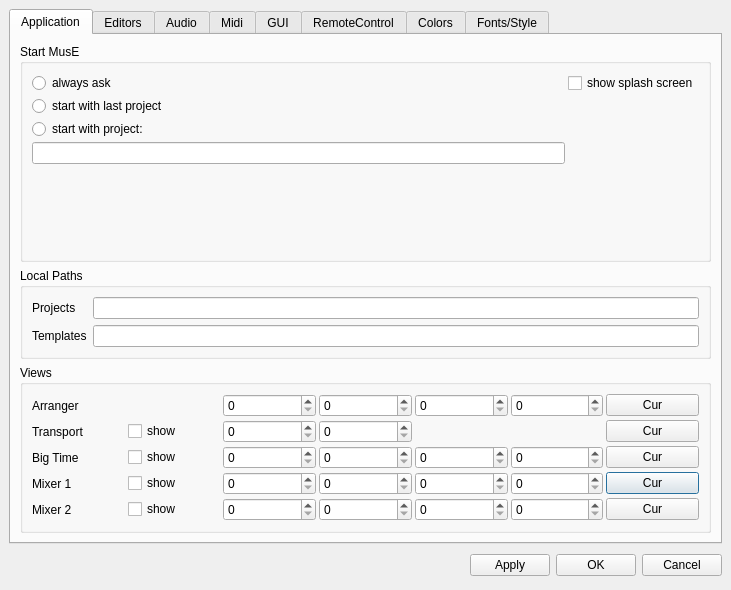
Old version of the form muse/muse/preferences.ui in the repository emrum/muse.
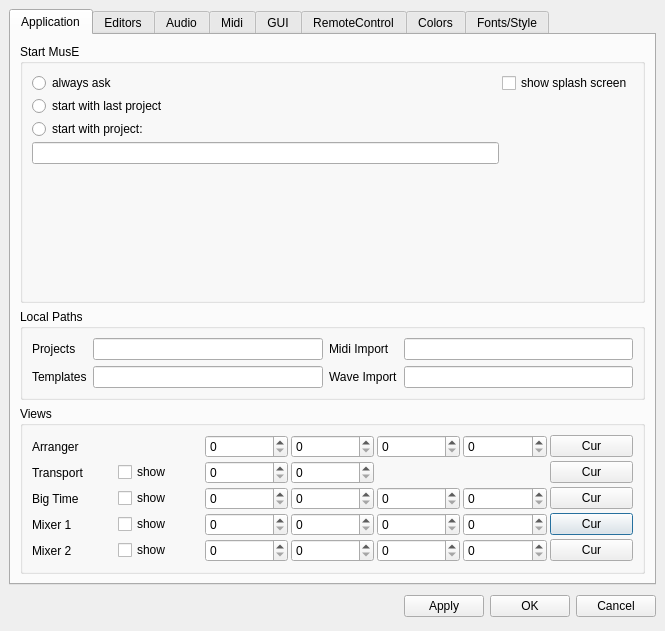
New version of the form. The open tabs and pages were chosen to show the change. Custom widgets are drawn as their Qt base class.

```diff
--- a/muse/muse/preferences.ui
+++ b/muse/muse/preferences.ui
@@ -5,8 +5,8 @@
    <rect>
     <x>0</x>
     <y>0</y>
-    <width>731</width>
-    <height>590</height>
+    <width>665</width>
+    <height>631</height>
    </rect>
   </property>
   <property name="windowTitle" >
@@ -22,7 +22,7 @@
    <item>
     <widget class="QTabWidget" name="tabWidget" >
      <property name="currentIndex" >
-      <number>6</number>
+      <number>0</number>
      </property>
      <widget class="QWidget" name="tab" >
       <attribute name="title" >
@@ -139,16 +139,29 @@
           <property name="spacing" >
            <number>6</number>
           </property>
+          <item row="1" column="3" >
+           <widget class="QLineEdit" name="waveImportPath" />
+          </item>
+          <item row="0" column="3" >
+           <widget class="QLineEdit" name="midiImportPath" />
+          </item>
           <item row="1" column="1" >
            <widget class="QLineEdit" name="templatePath" />
           </item>
           <item row="0" column="1" >
            <widget class="QLineEdit" name="projectPath" />
           </item>
-          <item row="1" column="0" >
-           <widget class="QLabel" name="label_35" >
+          <item row="0" column="2" >
+           <widget class="QLabel" name="label_36" >
             <property name="text" >
-             <string>Templates</string>
+             <string>Midi Import</string>
+            </property>
+           </widget>
+          </item>
+          <item row="1" column="2" >
+           <widget class="QLabel" name="label_37" >
+            <property name="text" >
+             <string>Wave Import</string>
             </property>
            </widget>
           </item>
@@ -159,6 +172,13 @@
             </property>
            </widget>
           </item>
+          <item row="1" column="0" >
+           <widget class="QLabel" name="label_35" >
+            <property name="text" >
+             <string>Templates</string>
+            </property>
+           </widget>
+          </item>
          </layout>
         </widget>
        </item>
@@ -2227,16 +2247,16 @@
    <extends>QComboBox</extends>
    <header>quantcombo.h</header>
   </customwidget>
-  <customwidget>
-   <class>RecordButton</class>
-   <extends>QToolButton</extends>
-   <header>recordbutton.h</header>
-  </customwidget>
   <customwidget>
    <class>GreendotButton</class>
    <extends>QToolButton</extends>
    <header>greendotbutton.h</header>
   </customwidget>
+  <customwidget>
+   <class>RecordButton</class>
+   <extends>QToolButton</extends>
+   <header>recordbutton.h</header>
+  </customwidget>
   <customwidget>
    <class>RasterCombo</class>
    <extends>QComboBox</extends>
```
